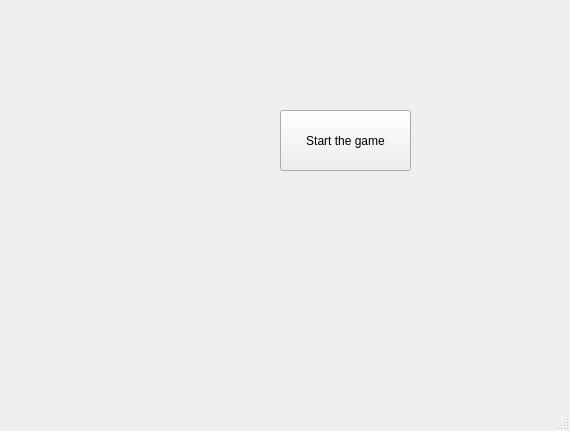
First picture: the form in mainwindow.ui, repository Vlattte/Tower-defence-game, before the edit.
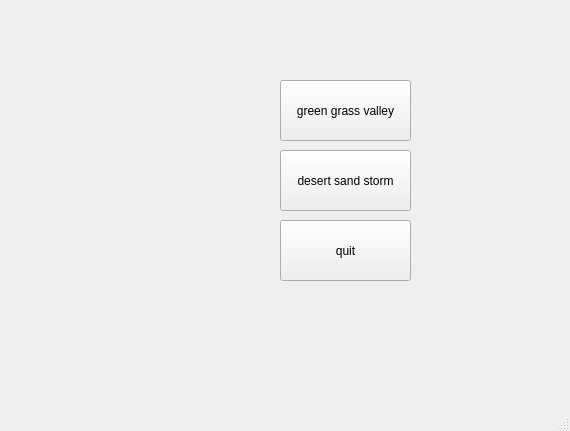
Second picture: the form after the edit.

Diff of the .ui file:
```diff
--- a/mainwindow.ui
+++ b/mainwindow.ui
@@ -18,13 +18,39 @@
     <property name="geometry">
      <rect>
       <x>280</x>
-      <y>110</y>
+      <y>150</y>
       <width>131</width>
       <height>61</height>
      </rect>
     </property>
     <property name="text">
-     <string>Start the game</string>
+     <string>desert sand storm</string>
+    </property>
+   </widget>
+   <widget class="QPushButton" name="grass_button">
+    <property name="geometry">
+     <rect>
+      <x>280</x>
+      <y>80</y>
+      <width>131</width>
+      <height>61</height>
+     </rect>
+    </property>
+    <property name="text">
+     <string>green grass valley</string>
+    </property>
+   </widget>
+   <widget class="QPushButton" name="quit_button">
+    <property name="geometry">
+     <rect>
+      <x>280</x>
+      <y>220</y>
+      <width>131</width>
+      <height>61</height>
+     </rect>
+    </property>
+    <property name="text">
+     <string>quit</string>
     </property>
    </widget>
   </widget>
```
Left out of the diff: 2 changed lines with no effect on the pictures.
